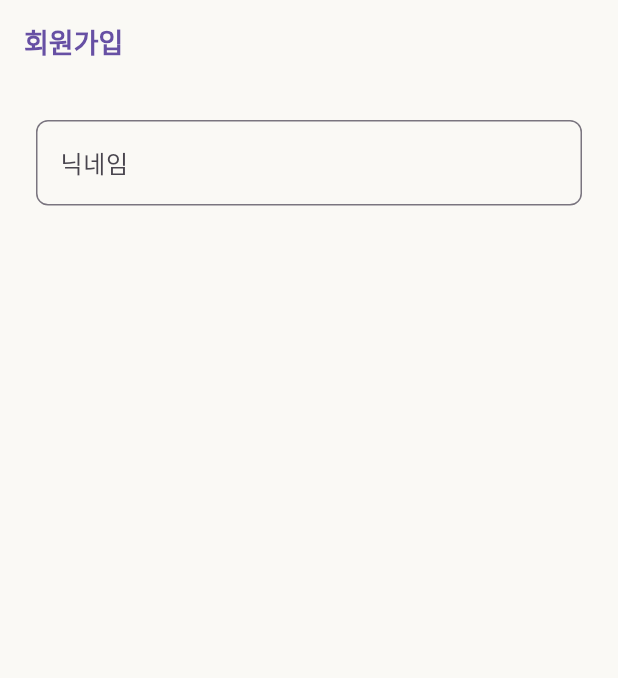
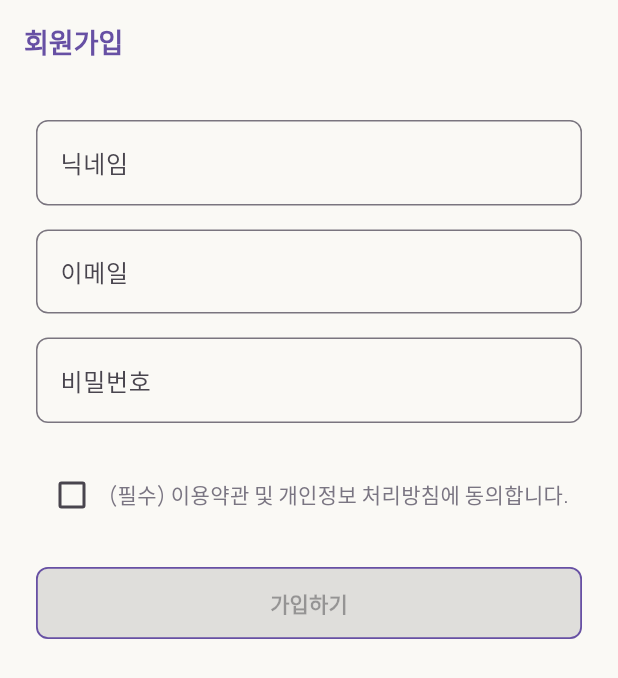
Before and after one commit to SWU-UMC/11th_Moblie_A, a Flutter app: the screen it shows after launch, on a phone screen of 412 x 824 dp. Shown: the top 678 px of the screen. Run offline on Flutter 3.47's test engine with Material 3 defaults, Android fonts, the phone set to English and light mode, and no system bars; our stand-ins replace flutter_svg.

Commit message:
fix: 파일 내 오타 수정

```diff
--- a/Luga/week0/lib/screen/sign_up_screen.dart
+++ b/Luga/week0/lib/screen/sign_up_screen.dart
@@ -1,4 +1,7 @@
 import 'package:flutter/material.dart';
+import '../widget/labeled_text_field.dart';
+import '../widget/terms_checkbox.dart';
+import '../widget/submit_button.dart';
 
 class SignUpScreen extends StatefulWidget {
   const SignUpScreen({super.key});
@@ -18,9 +21,33 @@ class _SignUpScreenState extends State<SignUpScreen> {
 
     // 비밀번호 focus node
     final _passwordFocusNode = FocusNode();
+    final _emailFocusNode = FocusNode();
+    final _nicknameFocusNode = FocusNode();
 
     // 약관 동의
     bool _agreedToTerms = false;
+
+    bool get _isFormValid {
+        final nicknameValid = _nicknameController.text.trim().length >= 2;
+        final emailValid = _isEmailValid(_emailController.text);
+        final passwordValid = _passwordController.text.length >= 8;
+        return nicknameValid && emailValid && passwordValid && _agreedToTerms;
+    }
+
+    bool _isEmailValid(String email) {
+        final emailRegex = RegExp(r'^[\w-\.]+@([\w-]+\.)+[\w-]{2,4}$');
+        return emailRegex.hasMatch(email);
+    }
+
+    void _handleSubmit() {
+        final isValid = _formKey.currentState!.validate();
+        if(isValid && _agreedToTerms) {
+            // 실제 가입 로직은 아직 구현 X
+            ScaffoldMessenger.of(context).showSnackBar(
+                const SnackBar(content: Text('가입 요청이 전송되었습니다.')),
+            );
+        }
+    }
 
     @override
     void dispose() {
@@ -28,6 +55,8 @@ class _SignUpScreenState extends State<SignUpScreen> {
         _emailController.dispose();
         _passwordController.dispose();
         _passwordFocusNode.dispose();
+        _emailFocusNode.dispose();
+        _nicknameFocusNode.dispose();
         super.dispose();
     }
 
@@ -37,19 +66,23 @@ class _SignUpScreenState extends State<SignUpScreen> {
             appBar: AppBar(title: const Text('회원가입')),
             body: SafeArea(
                 child: SingleChildScrollView(
-                    padding: const EdgeInsets.all(24),
+                    padding: EdgeInsets.only(
+                        left: 24, right: 24, top: 24,
+                        // 키보드 올라올 때 화면 가려지지 않도록 함
+                        bottom: MediaQuery.of(context).viewInsets.bottom + 24,
+                    ),
                     child:Form(
                         key: _formKey,
                         child: Column(
                             crossAxisAlignment: CrossAxisAlignment.stretch,
                             children: [
                                 // 닉네임 입력 필드
-                                TextFormField(
+                                LabeledTextField(
                                     controller: _nicknameController,
-                                    decoration: const InputDecoration(
-                                        labelText: '닉네임',
-                                        hintText: '2자 이상 입력하세요',
-                                    ),
+                                    focusNode: _nicknameFocusNode,
+                                    nextFocusNode: _emailFocusNode,
+                                    labelText: '닉네임',
+                                    hintText: '2자 이상 입력하세요',
                                     validator: (value) {
                                         if (value == null || value.isEmpty) {
                                             return '닉네임을 입력해주세요';
@@ -59,12 +92,66 @@ class _SignUpScreenState extends State<SignUpScreen> {
                                         }
                                         return null;
                                     },
+                                    onChanged: (_) => setState(() {}),
+                                ),
+                                const SizedBox(height: 16),
+
+                                // 이메일 입력 필드
+                                LabeledTextField(
+                                    controller: _emailController,
+                                    focusNode: _emailFocusNode,
+                                    nextFocusNode: _passwordFocusNode,
+                                    labelText: '이메일',
+                                    hintText: 'example@email.com',
+                                    keyboardType: TextInputType.emailAddress,
+                                    validator: (value) {
+                                        if (value == null || value.trim().isEmpty) {
+                                            return '이메일을 입력해주세요';
+                                        }
+                                        if (!_isEmailValid(value.trim())) {
+                                            return '올바른 이메일 형식이 아니에요';
+                                        }
+                                        return null;
+                                    },
+                                    onChanged: (_) => setState(() {}),
+                                ),
+                                const SizedBox(height: 16),
+
+                                // 비밀번호 입력 필드
+                                LabeledTextField(
+                                    controller: _passwordController,
+                                    focusNode: _passwordFocusNode,
+                                    labelText: '비밀번호',
+                                    hintText: '8자 이상 입력하세요',
+                                    obscureText: true,
+                                    textInputAction: TextInputAction.done,
+                                    validator: (value) {
+                                        if (value == null || value.isEmpty) {
+                                            return '비밀번호를 입력해주세요';
+                                        }
+                                        if (value.length < 8) {
+                                            return '비밀번호는 8자 이상이어야 합니다';
+                                        }
+                                        return null;
+                                    },
+                                    onChanged: (_) => setState(() {}),
+                                ),
+                                const SizedBox(height: 24),
+
+                                TermsCheckbox(
+                                    value: _agreedToTerms,
                                     onChanged: (value) {
-                                        setState(() {});
+                                        setState(() {
+                                            _agreedToTerms = value ?? false;
+                                        });
                                     },
                                 ),
+                                const SizedBox(height: 24),
 
-                                const SizedBox(height: 24),
+                                SubmitButton(
+                                    enabled: _isFormValid,
+                                    onPressed: _handleSubmit,
+                                ),
                             ],
                         ),
                     ),
--- a/Luga/week0/lib/widget/labeled_text_field.dart
+++ b/Luga/week0/lib/widget/labeled_text_field.dart
@@ -47,6 +47,6 @@ class LabeledTextField extends StatelessWidget {
                     FocusScope.of(context).unfocus();
                 }
             },
-        )
+        );
     }
 }
--- a/Luga/week0/lib/widget/terms_checkbox.dart
+++ b/Luga/week0/lib/widget/terms_checkbox.dart
@@ -13,7 +13,7 @@ class TermsCheckbox extends StatelessWidget {
   @override
   Widget build(BuildContext context) {
     return Row(
-        maxAxisAlignment: MainAxisAlignment.start,
+        mainAxisAlignment: MainAxisAlignment.start,
         crossAxisAlignment: CrossAxisAlignment.center,
         children: [
             Checkbox(value: value, onChanged: onChanged),
```
